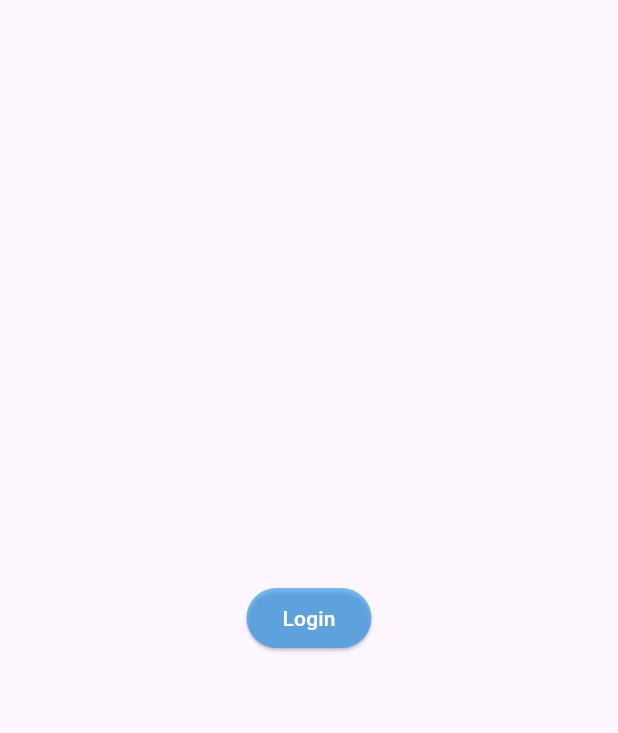
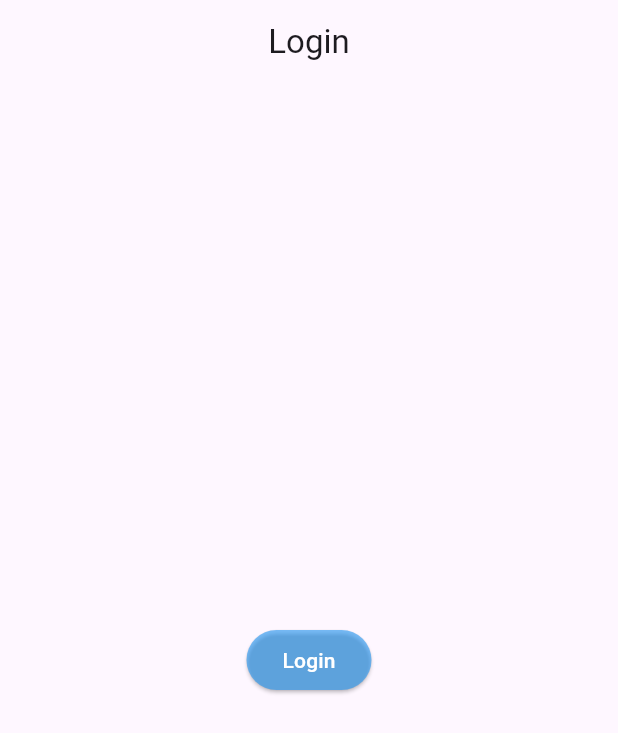
Before and after one commit to ramkshukla/LoginTask, a Flutter app: the screen it shows after launch, on a phone screen of 412 x 824 dp. Shown: the top 733 px of the screen. Run offline on Flutter 3.47's test engine with Material 3 defaults, Android fonts, the phone set to English and light mode, and no system bars; our stand-ins replace bloc, dio, flutter_bloc.

```diff
--- a/lib/module/login/view/login_view.dart
+++ b/lib/module/login/view/login_view.dart
@@ -14,6 +14,10 @@ class NetCarrotsLoginView extends StatelessWidget {
         listener: (context, state) {},
         builder: (context, state) {
           return Scaffold(
+            appBar: AppBar(
+              title: const Text("Login"),
+              centerTitle: true,
+            ),
             body: Center(
               child: state.isLoading
                   ? const CircularProgressIndicator()
```
Also changed, not shown: 1 other file.
